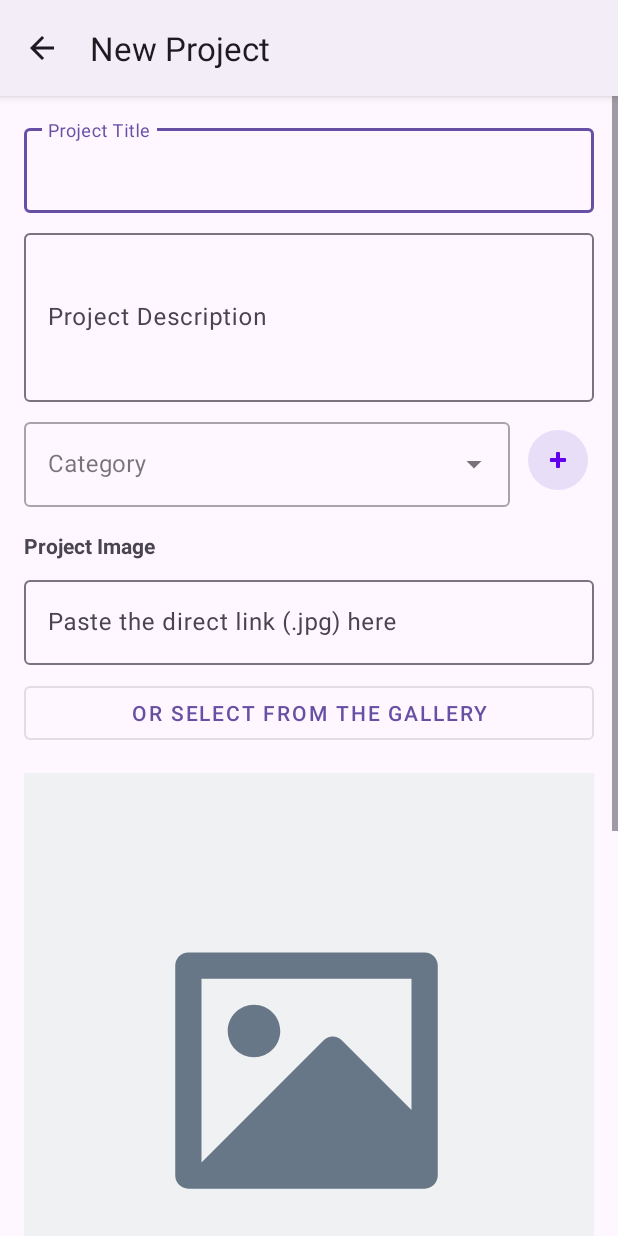
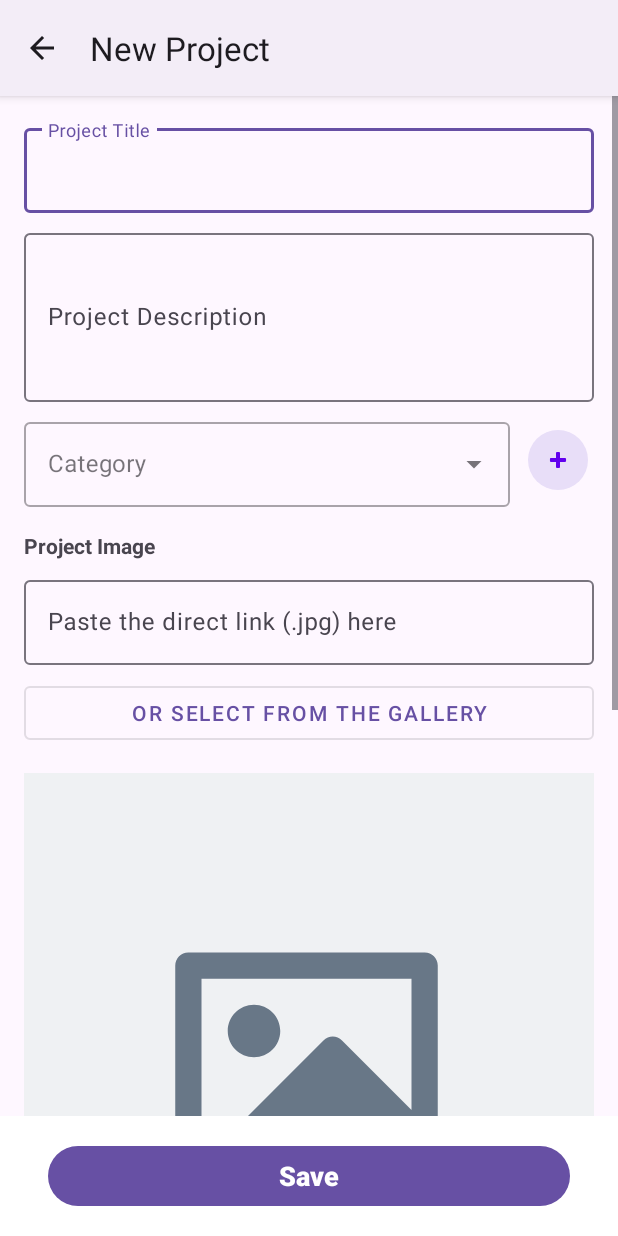
Before and after one commit to MirellaGeri/ArtFolio-Android, an Android app: the AddProjectActivity screen opened directly, with no data from a screen before it, on a phone screen of 412 x 824 dp. Run offline under Robolectric (Android 15) with nearby library versions, the phone set to English and light mode, and no system bars; pictures from the network do not load.

Commit message:
added button inside linearlayout to better work

```diff
--- a/app/src/main/res/layout/activity_add_project.xml
+++ b/app/src/main/res/layout/activity_add_project.xml
@@ -10,7 +10,7 @@
     <ScrollView
         android:layout_width="match_parent"
         android:layout_height="0dp"
-        app:layout_constraintBottom_toBottomOf="parent"
+        app:layout_constraintBottom_toTopOf="@id/bottomBar"
         app:layout_constraintEnd_toEndOf="parent"
         app:layout_constraintStart_toStartOf="parent"
         app:layout_constraintTop_toTopOf="parent">
@@ -167,15 +167,27 @@
                     android:layout_height="wrap_content"
                     android:inputType="textAutoComplete|textCapSentences" />
             </com.google.android.material.textfield.TextInputLayout>
+        </LinearLayout>
+    </ScrollView>
     <!-- BUTTON SAVE ALL -->
+    <LinearLayout
+        android:id="@+id/bottomBar"
+        android:layout_width="match_parent"
+        android:layout_height="wrap_content"
+        android:background="@color/white"
+        android:orientation="horizontal"
+        android:paddingHorizontal="32dp"
+        android:paddingVertical="16dp"
+        app:layout_constraintBottom_toBottomOf="parent"
+        app:layout_constraintEnd_toEndOf="parent"
+        app:layout_constraintStart_toStartOf="parent">
         <Button
             android:id="@+id/saveButton"
-                android:layout_width="200dp"
+            android:layout_width="match_parent"
             android:layout_height="wrap_content"
             android:layout_gravity="center"
             android:textSize="18sp"
             android:textStyle="bold"
             android:text="@string/bottom_save_label" />
     </LinearLayout>
-    </ScrollView>
 </androidx.constraintlayout.widget.ConstraintLayout>
--- a/app/src/main/res/values/strings.xml
+++ b/app/src/main/res/values/strings.xml
@@ -37,5 +37,5 @@
     <string name="error_copy_image_storage">Error to copy File to PhotoPicker</string>
     <string name="error_view_image_preview">Invalid format (.jpg, .png or .jpeg)</string>
     <string name="error_process_gallery_image">Error processing the gallery image</string>
-    <string name="error"></string>
+    <string name="error_category_exist">This Category exists</string>
 </resources>
```
Also changed, not shown: app/src/main/java/com/mirellageri/artfolio/activities/AddProjectActivity.kt (+10 -8 lines), app/src/main/java/com/mirellageri/artfolio/data/CategoryDAO.kt (+5 -4 lines). Lines whose indentation alone changed are shown as unchanged.
